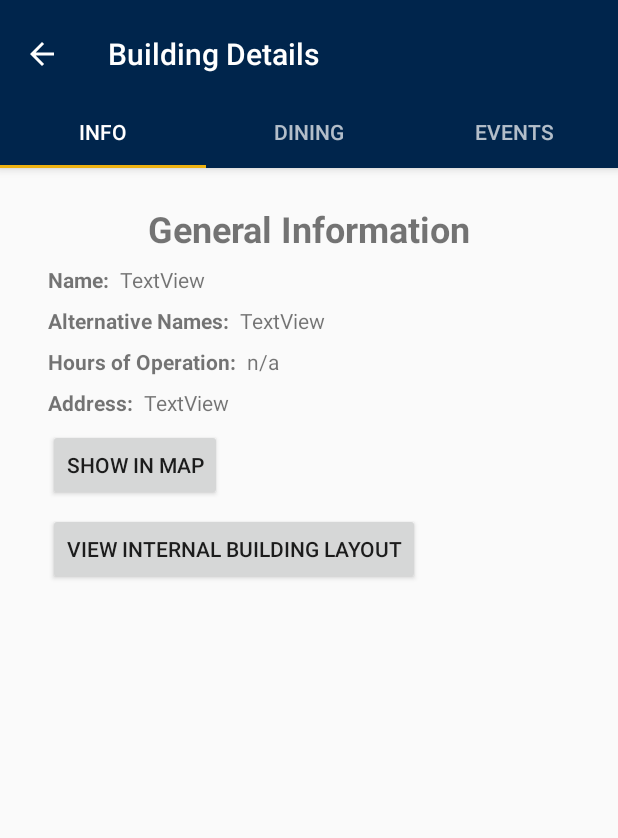
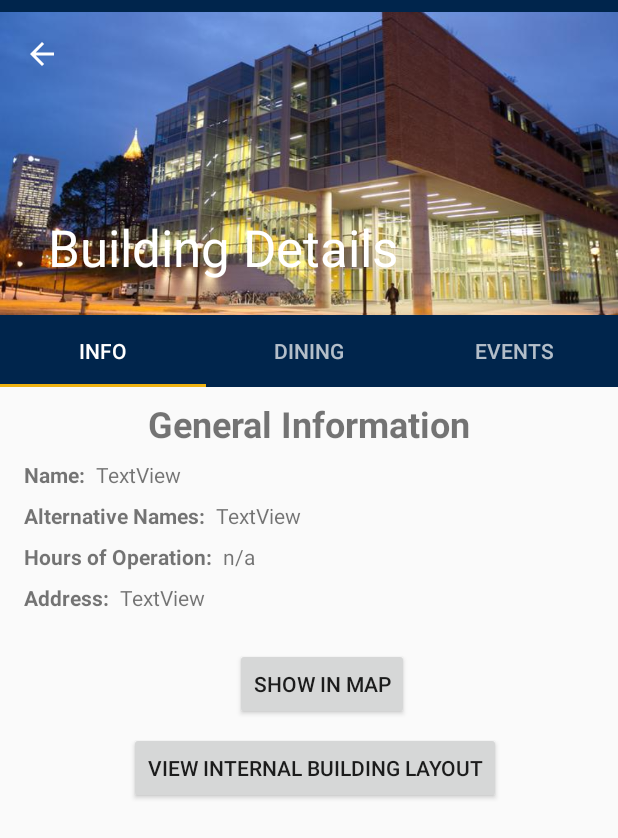
Before and after one commit to vnguyen70/GTInteractive, an Android app: the BuildingDetailsActivity screen opened directly, with no data from a screen before it, on a phone screen of 412 x 824 dp. Shown: the top 838 px of the screen. Run offline under Robolectric (Android 15) with nearby library versions, the phone set to English and light mode, and no system bars; our stand-ins replace Volley; network calls fail; 8 statements that could not run were skipped.

Commit message:
Updated branch & merged files

```diff
--- a/GTInteractive/app/src/main/java/com/example/vi_tu/gtinteractive/BuildingDetailsActivity.java
+++ b/GTInteractive/app/src/main/java/com/example/vi_tu/gtinteractive/BuildingDetailsActivity.java
@@ -5,6 +5,7 @@ import android.content.DialogInterface;
 import android.content.Intent;
 import android.database.sqlite.SQLiteDatabase;
 import android.os.Bundle;
+import android.support.design.widget.CollapsingToolbarLayout;
 import android.support.design.widget.TabLayout;
 import android.support.v4.app.Fragment;
 import android.support.v4.app.FragmentManager;
@@ -84,8 +85,16 @@ public class BuildingDetailsActivity extends AppCompatActivity implements Networ
             b = temp;
         }
 
+
         networkUtils = new NetworkUtils(getApplicationContext(), getFragmentManager());
         networkUtils.updateDiningStatus(diningsDB); // TODO: only update dinings associated with building?
+
+        // Initializing animated scroll for the toolbar
+        CollapsingToolbarLayout collapsingToolBarLayout
+                = (CollapsingToolbarLayout) findViewById(R.id.collapsing_toolbar_layout);
+        collapsingToolBarLayout.setTitle(b.getName());
+
+//        updateDiningStatus(diningsDB, getApplicationContext()); // TODO: only update dinings associated with building?
 
         dList = diningsDB.getAll();
         eList = eventsDB.getAll();
--- a/GTInteractive/app/src/main/res/layout/activity_building_details.xml
+++ b/GTInteractive/app/src/main/res/layout/activity_building_details.xml
@@ -15,16 +15,50 @@
         android:paddingTop="@dimen/appbar_padding_top"
         android:theme="@style/AppTheme.AppBarOverlay">
 
-        <android.support.v7.widget.Toolbar
-            android:id="@+id/toolbar"
+<!--<<<<<<< Updated upstream-->
+        <!--<android.support.v7.widget.Toolbar-->
+            <!--android:id="@+id/toolbar"-->
+<!--=======-->
+
+        <!--<android.support.v7.widget.Toolbar-->
+            <!--android:id="@+id/toolbar"-->
+            <!--android:layout_width="match_parent"-->
+            <!--android:layout_height="?attr/actionBarSize"-->
+            <!--android:background="?attr/colorPrimary"-->
+            <!--app:layout_scrollFlags="scroll|enterAlways"-->
+            <!--app:popupTheme="@style/AppTheme.PopupOverlay">-->
+
+        <!--</android.support.v7.widget.Toolbar>-->
+        <!---->
+        <!--<ImageView-->
+            <!--android:id="@+id/buildingImageView"-->
+            <!--android:layout_width="match_parent"-->
+            <!--android:layout_height="223dp"-->
+            <!--app:srcCompat="@drawable/clough" />-->
+        <android.support.design.widget.CollapsingToolbarLayout
+            android:id="@+id/collapsing_toolbar_layout"
             android:layout_width="match_parent"
-            android:layout_height="?attr/actionBarSize"
-            android:background="?attr/colorPrimary"
-            app:layout_scrollFlags="scroll|enterAlways"
-            app:popupTheme="@style/AppTheme.PopupOverlay">
+            android:layout_height="match_parent"
+            app:layout_scrollFlags="scroll|exitUntilCollapsed">
 
-        </android.support.v7.widget.Toolbar>
+            <ImageView
+                android:id="@+id/buildingImageView"
+                android:layout_width="match_parent"
+                android:layout_height="202dp"
+                android:scaleType="centerCrop"
+                app:srcCompat="@drawable/clough" />
+            <android.support.v7.widget.Toolbar
+                android:id="@+id/toolbar"
+                android:layout_width="match_parent"
+                android:layout_height="?attr/actionBarSize"
+                android:minHeight="?attr/actionBarSize"
+                app:layout_collapseMode="pin"
+                app:popupTheme="@style/ThemeOverlay.AppCompat.Light"
+                app:theme="@style/ThemeOverlay.AppCompat.Dark.ActionBar" />
 
+        </android.support.design.widget.CollapsingToolbarLayout>
+
+>>>>>>> Stashed changes
         <android.support.design.widget.TabLayout
             android:id="@+id/tabs"
             android:layout_width="match_parent"
--- a/GTInteractive/app/src/main/res/layout/fragment_building_details_info.xml
+++ b/GTInteractive/app/src/main/res/layout/fragment_building_details_info.xml
@@ -3,19 +3,7 @@
     android:layout_width="match_parent"
     android:layout_height="match_parent"
     xmlns:app="http://schemas.android.com/apk/res-auto"
-    android:paddingBottom="@dimen/activity_vertical_margin"
-    android:paddingLeft="@dimen/activity_horizontal_margin"
-    android:paddingRight="@dimen/activity_horizontal_margin"
-    android:paddingTop="@dimen/activity_vertical_margin"
     tools:context="com.example.vi_tu.gtinteractive.BuildingDetailsActivity$PlaceholderFragment">
-
-    <android.support.constraint.ConstraintLayout
-        android:layout_width="0dp"
-        android:layout_height="0dp"
-        app:layout_constraintBottom_toBottomOf="parent"
-        app:layout_constraintLeft_toLeftOf="parent"
-        app:layout_constraintRight_toRightOf="parent"
-        app:layout_constraintTop_toTopOf="parent">
 
         <TextView
             android:id="@+id/generalInfoStatic"
@@ -110,6 +98,18 @@
             app:layout_constraintLeft_toRightOf="@+id/hoursOfOpStatic"
             app:layout_constraintRight_toRightOf="parent"
             app:layout_constraintTop_toTopOf="@+id/hoursOfOpStatic" />
+        <!--<TextView>-->
+            <!--android:layout_marginEnd="8dp"-->
+            <!--android:layout_marginLeft="8dp"-->
+            <!--android:layout_marginStart="8dp"-->
+            <!--android:text="General Information"-->
+            <!--android:textSize="24sp"-->
+            <!--android:textStyle="bold"-->
+            <!--app:layout_constraintLeft_toLeftOf="parent"-->
+            <!--app:layout_constraintTop_toTopOf="parent"-->
+            <!--android:layout_marginTop="24dp"-->
+            <!--android:layout_marginRight="8dp"-->
+            <!--app:layout_constraintRight_toRightOf="parent" />-->
 
         <TextView
             android:id="@+id/addressStatic"
@@ -143,22 +143,25 @@
             android:layout_height="wrap_content"
             android:layout_marginLeft="16dp"
             android:layout_marginStart="16dp"
-            android:layout_marginTop="8dp"
+            android:layout_marginTop="24dp"
             android:text="Show in map"
             app:layout_constraintLeft_toLeftOf="parent"
-            app:layout_constraintTop_toBottomOf="@+id/addressStatic" />
+            app:layout_constraintTop_toBottomOf="@+id/addressStatic"
+            android:layout_marginRight="8dp"
+            app:layout_constraintRight_toRightOf="parent"
+            app:layout_constraintHorizontal_bias="0.516" />
 
         <Button
             android:id="@+id/viewInternalLayoutButton"
             android:layout_width="wrap_content"
             android:layout_height="wrap_content"
-            android:layout_marginLeft="16dp"
+            android:layout_marginLeft="8dp"
             android:layout_marginStart="16dp"
             android:layout_marginTop="8dp"
             android:text="View Internal Building Layout"
             app:layout_constraintLeft_toLeftOf="parent"
-            app:layout_constraintTop_toBottomOf="@+id/showInMapButton" />
-
-    </android.support.constraint.ConstraintLayout>
+            app:layout_constraintTop_toBottomOf="@+id/showInMapButton"
+            android:layout_marginRight="8dp"
+            app:layout_constraintRight_toRightOf="parent" />
 
 </android.support.constraint.ConstraintLayout>
```
Also changed, not shown: GTInteractive/app/src/main/res/layout/activity_building_detail.xml (added, +233 -0 lines).
